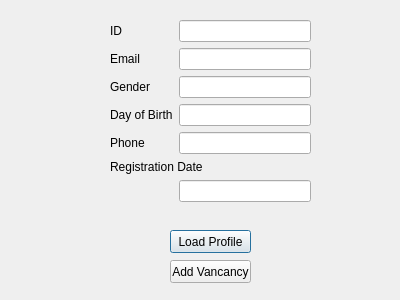
nhatchung14/EmploymentAgency, file EmploymentAgency/recruiterprofile.ui: the form before one commit.
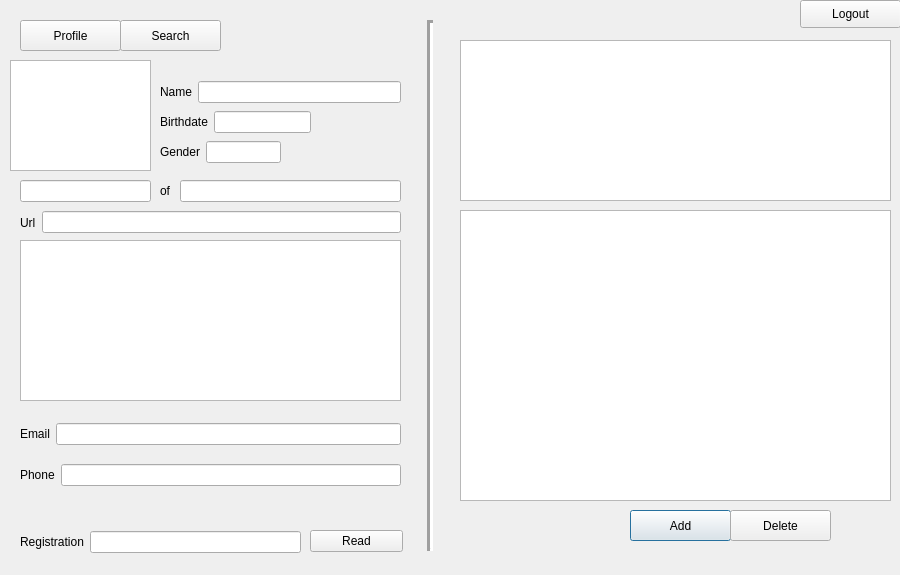
The form after the commit.

Commit message: Fully functioning application and a revised database

```diff
--- a/EmploymentAgency/recruiterprofile.ui
+++ b/EmploymentAgency/recruiterprofile.ui
@@ -6,8 +6,8 @@
    <rect>
     <x>0</x>
     <y>0</y>
-    <width>400</width>
-    <height>300</height>
+    <width>900</width>
+    <height>575</height>
    </rect>
   </property>
   <property name="windowTitle">
@@ -16,101 +16,357 @@
   <widget class="QPushButton" name="pushButton_loadprof">
    <property name="geometry">
     <rect>
-     <x>170</x>
-     <y>230</y>
-     <width>81</width>
-     <height>23</height>
+     <x>630</x>
+     <y>510</y>
+     <width>101</width>
+     <height>31</height>
     </rect>
    </property>
    <property name="text">
-    <string>Load Profile</string>
+    <string>Add</string>
    </property>
   </widget>
-  <widget class="QPushButton" name="pushButton_addVancancy">
+  <widget class="QLabel" name="label_of">
    <property name="geometry">
     <rect>
-     <x>170</x>
-     <y>260</y>
-     <width>81</width>
-     <height>23</height>
+     <x>160</x>
+     <y>180</y>
+     <width>16</width>
+     <height>21</height>
     </rect>
    </property>
    <property name="text">
-    <string>Add Vancancy</string>
+    <string>of</string>
    </property>
   </widget>
-  <widget class="QWidget" name="">
+  <widget class="QLineEdit" name="lineEdit_title">
    <property name="geometry">
     <rect>
-     <x>110</x>
+     <x>20</x>
+     <y>180</y>
+     <width>131</width>
+     <height>22</height>
+    </rect>
+   </property>
+   <property name="readOnly">
+    <bool>true</bool>
+   </property>
+  </widget>
+  <widget class="QLineEdit" name="lineEdit_company">
+   <property name="geometry">
+    <rect>
+     <x>180</x>
+     <y>180</y>
+     <width>221</width>
+     <height>22</height>
+    </rect>
+   </property>
+   <property name="readOnly">
+    <bool>true</bool>
+   </property>
+  </widget>
+  <widget class="QPlainTextEdit" name="plainTextEdit_description">
+   <property name="geometry">
+    <rect>
+     <x>20</x>
+     <y>240</y>
+     <width>381</width>
+     <height>161</height>
+    </rect>
+   </property>
+   <property name="readOnly">
+    <bool>true</bool>
+   </property>
+  </widget>
+  <widget class="Line" name="line">
+   <property name="geometry">
+    <rect>
+     <x>420</x>
      <y>20</y>
-     <width>201</width>
-     <height>214</height>
+     <width>20</width>
+     <height>531</height>
     </rect>
    </property>
-   <layout class="QFormLayout" name="formLayout">
-    <item row="0" column="0">
-     <widget class="QLabel" name="label">
-      <property name="text">
-       <string>ID</string>
-      </property>
-     </widget>
-    </item>
-    <item row="0" column="1">
-     <widget class="QLineEdit" name="lineEdit_id"/>
-    </item>
-    <item row="2" column="0">
-     <widget class="QLabel" name="label_2">
-      <property name="text">
-       <string>Email</string>
-      </property>
-     </widget>
-    </item>
-    <item row="2" column="1">
-     <widget class="QLineEdit" name="lineEdit_email"/>
-    </item>
-    <item row="4" column="0">
-     <widget class="QLabel" name="label_3">
+   <property name="lineWidth">
+    <number>3</number>
+   </property>
+   <property name="orientation">
+    <enum>Qt::Vertical</enum>
+   </property>
+  </widget>
+  <widget class="QTableView" name="tableView_vacancies">
+   <property name="geometry">
+    <rect>
+     <x>460</x>
+     <y>210</y>
+     <width>431</width>
+     <height>291</height>
+    </rect>
+   </property>
+  </widget>
+  <widget class="QPushButton" name="pushButton_reload">
+   <property name="geometry">
+    <rect>
+     <x>20</x>
+     <y>20</y>
+     <width>101</width>
+     <height>31</height>
+    </rect>
+   </property>
+   <property name="text">
+    <string>Profile</string>
+   </property>
+  </widget>
+  <widget class="QWidget" name="layoutWidget">
+   <property name="geometry">
+    <rect>
+     <x>160</x>
+     <y>140</y>
+     <width>121</width>
+     <height>24</height>
+    </rect>
+   </property>
+   <layout class="QHBoxLayout" name="horizontalLayout_2">
+    <item>
+     <widget class="QLabel" name="label_gender">
       <property name="text">
        <string>Gender</string>
       </property>
      </widget>
     </item>
-    <item row="4" column="1">
-     <widget class="QLineEdit" name="lineEdit_gender"/>
+    <item>
+     <widget class="QLineEdit" name="lineEdit_gender">
+      <property name="readOnly">
+       <bool>true</bool>
+      </property>
+     </widget>
     </item>
-    <item row="6" column="0">
-     <widget class="QLabel" name="label_4">
+   </layout>
+  </widget>
+  <widget class="QWidget" name="layoutWidget">
+   <property name="geometry">
+    <rect>
+     <x>160</x>
+     <y>110</y>
+     <width>151</width>
+     <height>24</height>
+    </rect>
+   </property>
+   <layout class="QHBoxLayout" name="horizontalLayout_3">
+    <item>
+     <widget class="QLabel" name="label_dob">
       <property name="text">
-       <string>Day of Birth</string>
+       <string>Birthdate</string>
       </property>
      </widget>
     </item>
-    <item row="8" column="0">
-     <widget class="QLabel" name="label_5">
+    <item>
+     <widget class="QLineEdit" name="lineEdit_dob">
+      <property name="readOnly">
+       <bool>true</bool>
+      </property>
+     </widget>
+    </item>
+   </layout>
+  </widget>
+  <widget class="QWidget" name="layoutWidget">
+   <property name="geometry">
+    <rect>
+     <x>20</x>
+     <y>530</y>
+     <width>281</width>
+     <height>24</height>
+    </rect>
+   </property>
+   <layout class="QHBoxLayout" name="horizontalLayout_5">
+    <item>
+     <widget class="QLabel" name="label_regdate">
       <property name="text">
-       <string>Phone</string>
+       <string>Registration</string>
       </property>
      </widget>
     </item>
-    <item row="8" column="1">
-     <widget class="QLineEdit" name="lineEdit_phone"/>
+    <item>
+     <widget class="QLineEdit" name="lineEdit_regdate">
+      <property name="readOnly">
+       <bool>true</bool>
+      </property>
+     </widget>
     </item>
-    <item row="10" column="0" colspan="2">
-     <widget class="QLabel" name="label_6">
+   </layout>
+  </widget>
+  <widget class="QWidget" name="layoutWidget">
+   <property name="geometry">
+    <rect>
+     <x>160</x>
+     <y>80</y>
+     <width>241</width>
+     <height>24</height>
+    </rect>
+   </property>
+   <layout class="QHBoxLayout" name="horizontalLayout_6">
+    <item>
+     <widget class="QLabel" name="label_name">
       <property name="text">
-       <string>Registration Date</string>
+       <string>Name</string>
       </property>
      </widget>
     </item>
-    <item row="11" column="1">
-     <widget class="QLineEdit" name="lineEdit_regdate"/>
+    <item>
+     <widget class="QLineEdit" name="lineEdit_name">
+      <property name="readOnly">
+       <bool>true</bool>
+      </property>
+     </widget>
     </item>
-    <item row="6" column="1">
-     <widget class="QLineEdit" name="lineEdit_dob"/>
+   </layout>
+  </widget>
+  <widget class="QWidget" name="layoutWidget">
+   <property name="geometry">
+    <rect>
+     <x>20</x>
+     <y>410</y>
+     <width>381</width>
+     <height>91</height>
+    </rect>
+   </property>
+   <layout class="QVBoxLayout" name="verticalLayout">
+    <item>
+     <layout class="QHBoxLayout" name="horizontalLayout">
+      <item>
+       <widget class="QLabel" name="label_email">
+        <property name="text">
+         <string>Email</string>
+        </property>
+       </widget>
+      </item>
+      <item>
+       <widget class="QLineEdit" name="lineEdit_email">
+        <property name="readOnly">
+         <bool>true</bool>
+        </property>
+       </widget>
+      </item>
+     </layout>
     </item>
+    <item>
+     <layout class="QHBoxLayout" name="horizontalLayout_4">
+      <item>
+       <widget class="QLabel" name="label_phone">
+        <property name="text">
+         <string>Phone</string>
+        </property>
+       </widget>
+      </item>
+      <item>
+       <widget class="QLineEdit" name="lineEdit_phone">
+        <property name="readOnly">
+         <bool>true</bool>
+        </property>
+       </widget>
+      </item>
+     </layout>
+    </item>
    </layout>
   </widget>
+  <widget class="QPushButton" name="pushButton_delVacancy">
+   <property name="geometry">
+    <rect>
+     <x>730</x>
+     <y>510</y>
+     <width>101</width>
+     <height>31</height>
+    </rect>
+   </property>
+   <property name="text">
+    <string>Delete</string>
+   </property>
+  </widget>
+  <widget class="QPushButton" name="pushButton_search">
+   <property name="geometry">
+    <rect>
+     <x>120</x>
+     <y>20</y>
+     <width>101</width>
+     <height>31</height>
+    </rect>
+   </property>
+   <property name="text">
+    <string>Search</string>
+   </property>
+  </widget>
+  <widget class="QWidget" name="layoutWidget">
+   <property name="geometry">
+    <rect>
+     <x>20</x>
+     <y>210</y>
+     <width>381</width>
+     <height>25</height>
+    </rect>
+   </property>
+   <layout class="QHBoxLayout" name="horizontalLayout_7">
+    <item>
+     <widget class="QLabel" name="label_url">
+      <property name="text">
+       <string>Url</string>
+      </property>
+     </widget>
+    </item>
+    <item>
+     <widget class="QLineEdit" name="lineEdit_url">
+      <property name="readOnly">
+       <bool>true</bool>
+      </property>
+     </widget>
+    </item>
+   </layout>
+  </widget>
+  <widget class="QTableView" name="tableView">
+   <property name="geometry">
+    <rect>
+     <x>10</x>
+     <y>60</y>
+     <width>141</width>
+     <height>111</height>
+    </rect>
+   </property>
+  </widget>
+  <widget class="QPushButton" name="pushButton_logout">
+   <property name="geometry">
+    <rect>
+     <x>800</x>
+     <y>0</y>
+     <width>101</width>
+     <height>28</height>
+    </rect>
+   </property>
+   <property name="text">
+    <string>Logout</string>
+   </property>
+  </widget>
+  <widget class="QPushButton" name="pushButton_editMode">
+   <property name="geometry">
+    <rect>
+     <x>310</x>
+     <y>530</y>
+     <width>93</width>
+     <height>22</height>
+    </rect>
+   </property>
+   <property name="text">
+    <string>Read</string>
+   </property>
+  </widget>
+  <widget class="QTableView" name="tableView_application">
+   <property name="geometry">
+    <rect>
+     <x>460</x>
+     <y>40</y>
+     <width>431</width>
+     <height>161</height>
+    </rect>
+   </property>
+  </widget>
  </widget>
  <resources/>
  <connections/>
```
Left out of the diff: 2 changed lines with no effect on the pictures. The commit also changes 86 other files.
